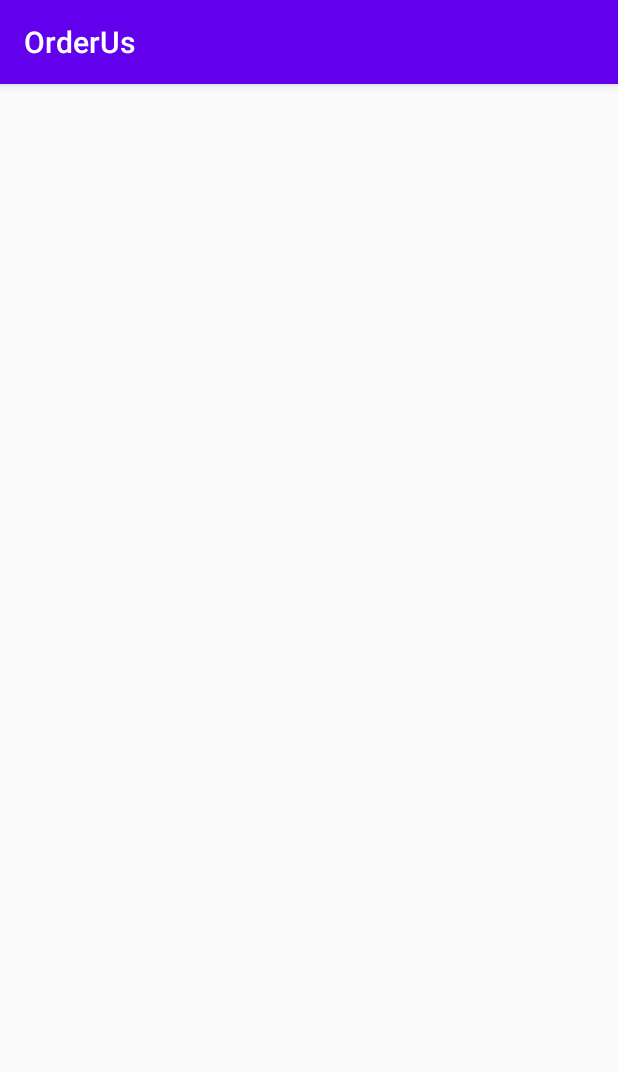
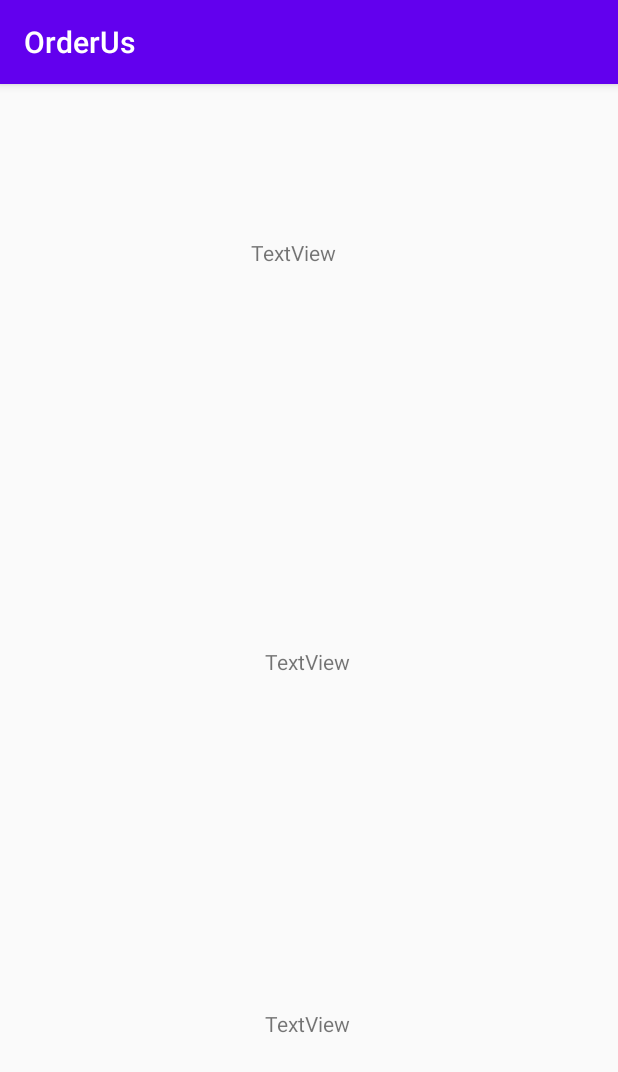
Before and after one commit to IT19216256DM/MAD_Evaluvation_01, an Android app: the MainActivity3 screen opened directly, with no data from a screen before it, on a phone screen of 412 x 824 dp. Shown: the top 1072 px of the screen. Run offline under Robolectric (Android 15) with nearby library versions, the phone set to English and light mode, and no system bars.

Commit message:
MAD comment 12

```diff
--- a/app/src/main/res/layout/activity_main3.xml
+++ b/app/src/main/res/layout/activity_main3.xml
@@ -4,4 +4,39 @@
     xmlns:tools="http://schemas.android.com/tools"
     android:layout_width="match_parent"
     android:layout_height="match_parent"
-    tools:context=".MainActivity3"/>
+    tools:context=".MainActivity3">
+
+    <TextView
+        android:id="@+id/textView13"
+        android:layout_width="wrap_content"
+        android:layout_height="wrap_content"
+        android:text="TextView"
+        app:layout_constraintBottom_toBottomOf="parent"
+        app:layout_constraintEnd_toEndOf="parent"
+        app:layout_constraintHorizontal_bias="0.47"
+        app:layout_constraintStart_toStartOf="parent"
+        app:layout_constraintTop_toTopOf="parent"
+        app:layout_constraintVertical_bias="0.137" />
+
+    <TextView
+        android:id="@+id/textView14"
+        android:layout_width="59dp"
+        android:layout_height="17dp"
+        android:text="TextView"
+        app:layout_constraintBottom_toBottomOf="parent"
+        app:layout_constraintEnd_toEndOf="parent"
+        app:layout_constraintStart_toStartOf="parent"
+        app:layout_constraintTop_toTopOf="parent" />
+
+    <TextView
+        android:id="@+id/textView15"
+        android:layout_width="wrap_content"
+        android:layout_height="wrap_content"
+        android:text="TextView"
+        app:layout_constraintBottom_toBottomOf="parent"
+        app:layout_constraintEnd_toEndOf="parent"
+        app:layout_constraintHorizontal_bias="0.498"
+        app:layout_constraintStart_toStartOf="parent"
+        app:layout_constraintTop_toTopOf="parent"
+        app:layout_constraintVertical_bias="0.824" />
+</androidx.constraintlayout.widget.ConstraintLayout>
```
